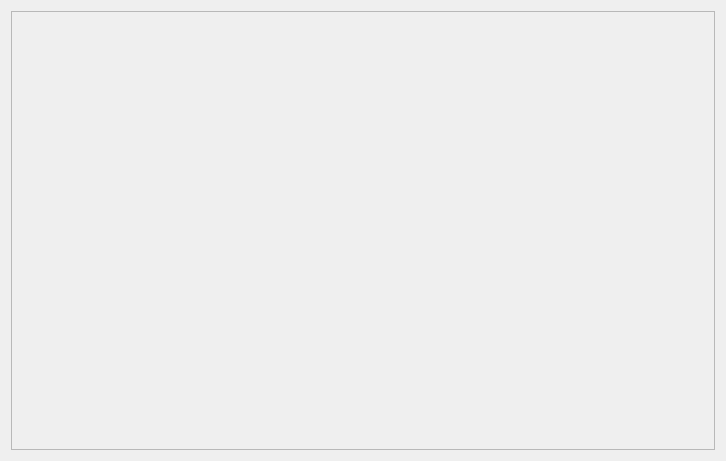
Above: ui/owq_graph_balance.ui from Inigobarbe/VFSMOD-GUI before the change. Below: the same form after it.
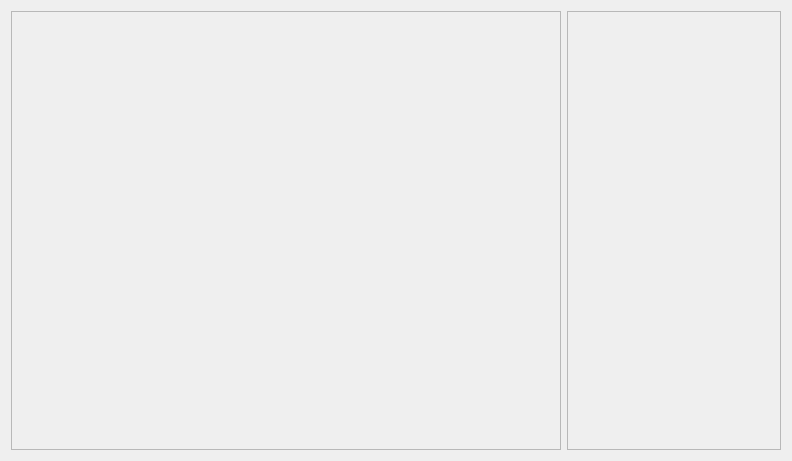
That is the form after the change.

Patch:
```diff
--- a/ui/owq_graph_balance.ui
+++ b/ui/owq_graph_balance.ui
@@ -6,7 +6,7 @@
    <rect>
     <x>0</x>
     <y>0</y>
-    <width>726</width>
+    <width>792</width>
     <height>461</height>
    </rect>
   </property>
@@ -16,6 +16,12 @@
   <layout class="QGridLayout" name="gridLayout">
    <item row="0" column="0">
     <widget class="QFrame" name="frame">
+     <property name="minimumSize">
+      <size>
+       <width>550</width>
+       <height>0</height>
+      </size>
+     </property>
      <property name="frameShape">
       <enum>QFrame::StyledPanel</enum>
      </property>
@@ -24,6 +30,120 @@
      </property>
     </widget>
    </item>
+   <item row="0" column="1">
+    <widget class="QFrame" name="frame_2">
+     <property name="styleSheet">
+      <string notr="true">QLabel {
+    font-family: 'Georgia'; /* Cambiar la fuente a Georgia */
+    font-size: 16px; /* Cambiar el tamaño de la fuente */
+    color: #000000; /* Color del texto (blanco) */
+}
+
+QLineEdit {
+    font-family: 'Georgia'; /* Cambiar la fuente a Georgia */
+    font-size: 14px; /* Cambiar el tamaño de la fuente */
+    color: #000000; /* Color del texto (blanco) */
+    background-color: #f0f0f0; /* Color de fondo del QLineEdit */
+    border: 1px solid #000000; /* Borde blanco */
+}
+
+QComboBox {
+    font-family: 'Georgia'; /* Cambiar la fuente a Georgia */
+    font-size: 14px; /* Cambiar el tamaño de la fuente */
+    color: #000000; /* Color del texto (blanco) */
+    background-color: #cfd4da; /* Fondo oscuro del ComboBox */
+}
+
+QRadioButton {
+    font-family: 'Georgia'; /* Cambiar la fuente a Georgia */
+    font-size: 14px; /* Cambiar el tamaño de la fuente */
+    color: #000000; /* Color del texto (blanco) */
+}
+
+QCheckBox {
+    font-family: 'Georgia'; /* Cambiar la fuente a Georgia */
+    font-size: 14px; /* Cambiar el tamaño de la fuente */
+    color: #000000; /* Color del texto (blanco) */
+}
+
+/* Cambiar la fuente y estilo de los QPushButton */
+QPushButton {
+    font-family: 'Georgia'; /* Cambiar la fuente */
+    font-size: 14px; /* Cambiar el tamaño de la fuente */
+    color: #000000; /* Color del texto negro */
+    background-color: #cfd4da; /* Fondo gris claro */
+    border: 1px solid #a1a6ad; /* Borde gris medio */
+    border-radius: 5px; /* Bordes redondeados */
+    padding: 5px; /* Espaciado interno */
+}
+
+/* Estilo cuando el ratón pasa sobre el botón */
+QPushButton:hover {
+    color: #000000; /* Mantener el texto negro */
+    background-color: #b7bcc3; /* Fondo gris un poco más oscuro al pasar el mouse */
+}
+
+/* Estilo cuando el botón está presionado */
+QPushButton:pressed {
+    background-color: #a6acb3; /* Fondo ligeramente más oscuro al presionar */
+    color: #000000; /* Mantener el texto negro cuando se presiona */
+}
+
+
+
+/* Estilo general para QTableWidget y QTableView */
+QTableWidget, QTableView {
+    font-family: 'Georgia'; /* Cambiar la fuente a Georgia */
+    font-size: 14px; /* Tamaño de la fuente */
+    color: #000000; /* Color del texto negro */
+    background-color: #e6e9ed; /* Fondo gris claro para la tabla */
+    gridline-color: #a1a6ad; /* Color de las líneas de la tabla (gris medio) */
+    selection-background-color: #b7bcc3; /* Color de fondo cuando se selecciona una celda (gris suave) */
+    selection-color: #000000; /* Color del texto cuando la celda está seleccionada (negro) */
+}
+
+/* Estilo para el encabezado horizontal de la tabla */
+QHeaderView::section {
+    font-family: 'Georgia'; /* Cambiar la fuente a Georgia */
+    font-size: 14px; /* Tamaño de la fuente */
+    color: #000000; /* Color del texto negro */
+    background-color: #cfd4da; /* Fondo gris claro del encabezado */
+    border: 1px solid #a1a6ad; /* Borde gris medio entre las secciones */
+    padding: 4px; /* Espaciado interno en el encabezado */
+}
+
+/* Estilo para las celdas de la tabla al pasar el mouse */
+QTableWidget::item:hover, QTableView::item:hover {
+    background-color: #b7bcc3; /* Fondo gris suave al pasar el mouse */
+    color: #000000; /* Mantener el texto negro */
+}
+
+/* Estilo para las celdas cuando están seleccionadas */
+QTableWidget::item:selected, QTableView::item:selected {
+    background-color: #a6acb3; /* Fondo gris intermedio cuando está seleccionado */
+    color: #000000; /* Texto negro cuando está seleccionado */
+}
+
+/* Ajustar el tamaño de las celdas */
+QTableWidget::item, QTableView::item {
+    padding: 4px; /* Espaciado interno de las celdas */
+}
+
+/* Estilo para el borde inferior de la tabla */
+QTableCornerButton::section {
+    background-color: #cfd4da; /* Fondo del botón de esquina */
+    border: 1px solid #a1a6ad; /* Borde gris medio del botón de esquina */
+}</string>
+     </property>
+     <property name="frameShape">
+      <enum>QFrame::StyledPanel</enum>
+     </property>
+     <property name="frameShadow">
+      <enum>QFrame::Raised</enum>
+     </property>
+     <layout class="QGridLayout" name="gridLayout_2"/>
+    </widget>
+   </item>
   </layout>
  </widget>
  <resources/>
```
